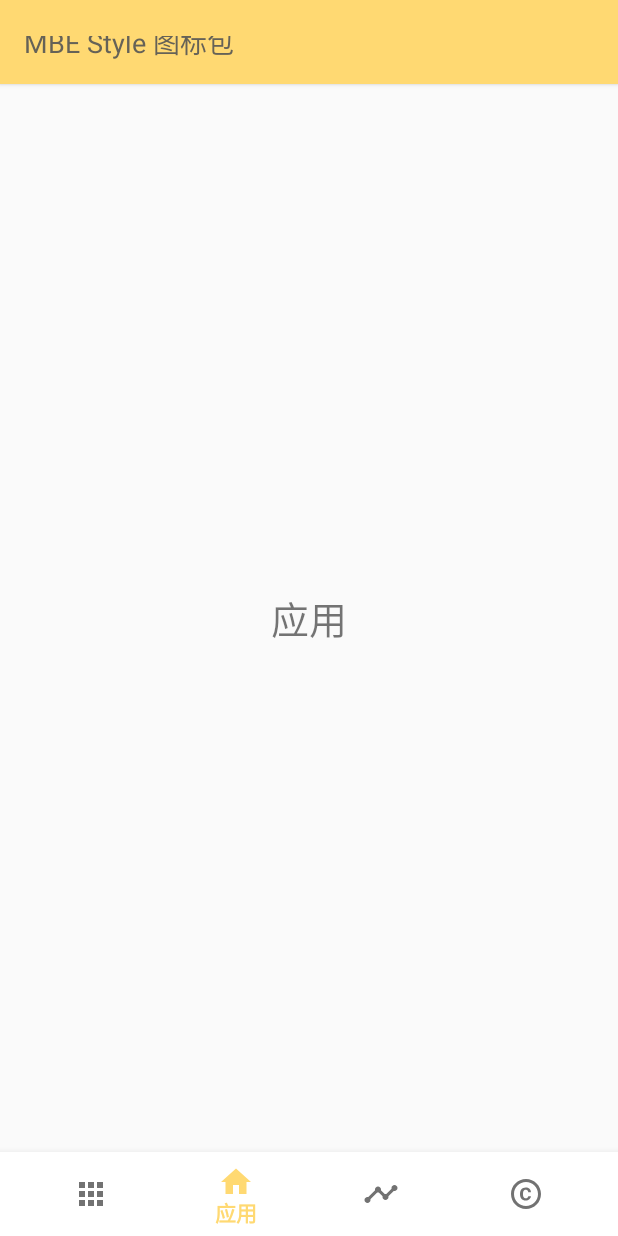
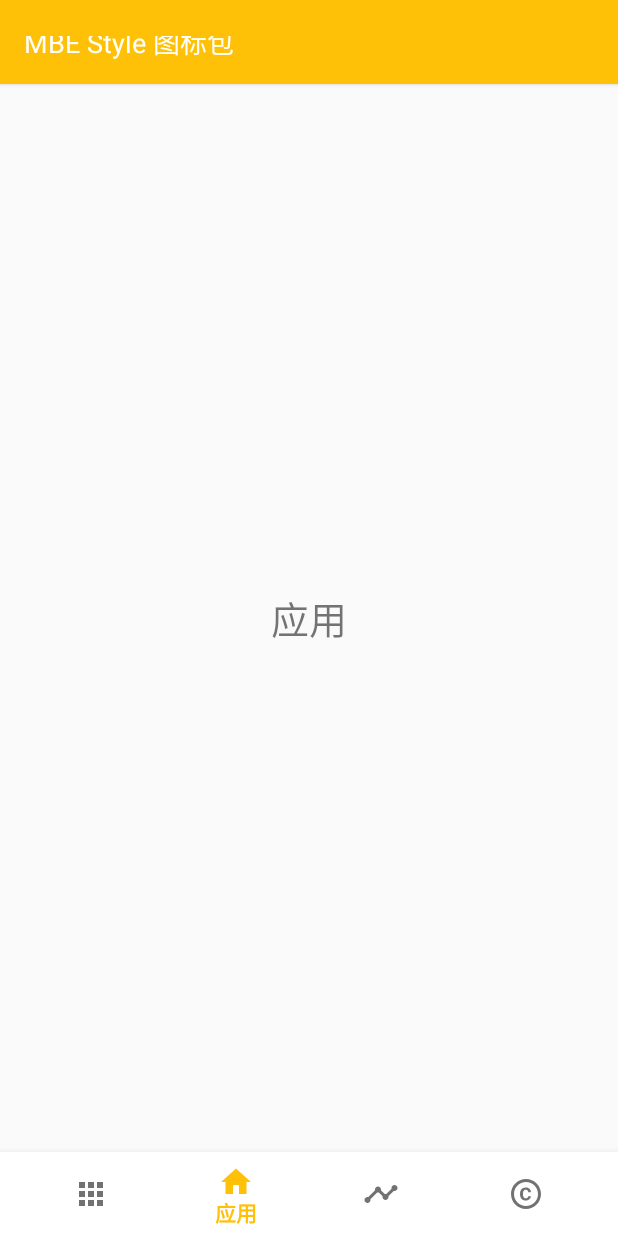
Before and after one commit to meolunr/MBEStyle, an Android app: the screen it shows after launch (MainActivity), item 2 of the bottom bar chosen, on a phone screen of 412 x 824 dp. Run offline under Robolectric (Android 15) with nearby library versions, the phone set to English and light mode, and no system bars; 1 statement that could not run was skipped.

Commit message:
微调主题色 听设计师的==

```diff
--- a/app/src/main/res/values/colors.xml
+++ b/app/src/main/res/values/colors.xml
@@ -1,6 +1,5 @@
 <?xml version="1.0" encoding="utf-8"?>
 <resources>
-    <color name="colorPrimary">#FFD972</color>
+    <color name="colorPrimary">#FFC107</color>
     <color name="colorAccent">#A7E8BD</color>
-    <color name="title_color">#E6545454</color>
 </resources>
--- a/app/src/main/res/values/styles.xml
+++ b/app/src/main/res/values/styles.xml
@@ -14,7 +14,7 @@
 
     <style name="TitleStyle" parent="@style/TextAppearance.Design.CollapsingToolbar.Expanded">
         <item name="android:textSize">18sp</item>
-        <item name="android:textColor">@color/title_color</item>
+        <item name="android:textColor">@android:color/white</item>
     </style>
 
 </resources>
```
